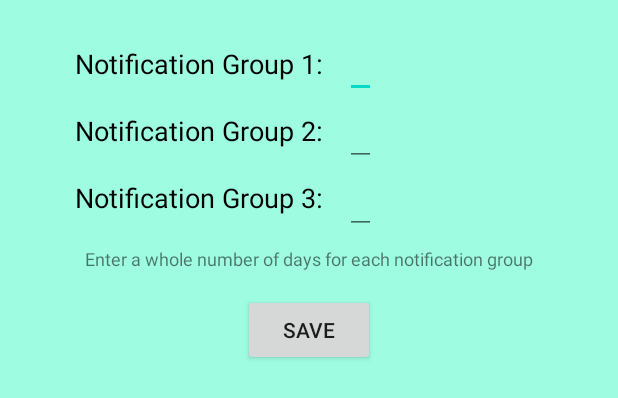
After one commit to zmingo/Call-your-Mother-App, an Android app: the layout notificationgroupdialog.xml on its own in the app's theme, with its tools: preview values and no code run, on a phone screen of 412 x 824 dp. The commit adds this screen. Shown: the top 398 px of the screen. Run offline under Robolectric (Android 15) with nearby library versions, the phone set to English and light mode, and no system bars.

Commit message:
added custom notification dialog and group selector

```diff
--- a/CallYourMother/app/src/main/AndroidManifest.xml
+++ b/CallYourMother/app/src/main/AndroidManifest.xml
@@ -20,7 +20,7 @@
             android:label="Contacts"
             />
         <activity android:name=".NotificationActivity"
-            android:label="Contacts"
+            android:label="Notifications"
             />
     </application>
 
--- a/CallYourMother/app/src/main/java/com/example/callyourmother/Contacts.kt
+++ b/CallYourMother/app/src/main/java/com/example/callyourmother/Contacts.kt
@@ -1,6 +1,5 @@
 package com.example.callyourmother
 
-import android.app.Notification
 import android.graphics.Bitmap
 import java.util.*
 
@@ -11,7 +10,7 @@ class Contacts {
     var notification: String? = null
     var lastCallDate: Date? = null
 
-    constructor(image: Bitmap?, phone: String?, name:String?, notification: String?, lastCallDate: Date?) {
+    constructor(image: Bitmap?, phone: String?, name:String?, notification: String?, lastCallDate: Date) {
         this.image = image
         this.phone = phone
         this.name = name
--- a/CallYourMother/app/src/main/res/layout/contacts_item.xml
+++ b/CallYourMother/app/src/main/res/layout/contacts_item.xml
@@ -11,7 +11,6 @@
         android:id="@+id/ContactPicture"
         android:layout_width="120dp"
         android:layout_height="120dp"
-        android:background="#FFFFFF"
         android:scaleType="fitXY"
         />
 
@@ -73,15 +72,16 @@
         android:textColor="@color/colorBlack"
         />
 
-    <TextView
+    <Spinner
         android:id="@+id/notification"
         android:layout_width="wrap_content"
         android:layout_height="wrap_content"
         android:layout_below="@id/num"
         android:layout_toRightOf="@id/notificationLabel"
-        android:layout_marginTop="15dp"
+        android:layout_marginTop="13dp"
         android:layout_marginLeft="2dp"
         android:textColor="@color/colorBlack"
+        android:entries="@array/notification_selector"
         />
 
 
--- /dev/null
+++ b/CallYourMother/app/src/main/res/layout/notificationgroupdialog.xml
@@ -0,0 +1,114 @@
+<?xml version="1.0" encoding="utf-8"?>
+<RelativeLayout xmlns:android="http://schemas.android.com/apk/res/android"
+    android:layout_width="match_parent"
+    android:layout_height="match_parent"
+    android:background="#5400FFE1"
+    android:backgroundTint="#1B4CFF00"
+    android:backgroundTintMode="screen"
+    android:theme="@style/AppTheme"
+    android:layout_centerHorizontal="true"
+    >
+
+    <TextView
+        android:id="@+id/notification1Label"
+        android:layout_width="wrap_content"
+        android:layout_height="wrap_content"
+        android:layout_marginTop="30dp"
+        android:layout_marginLeft="50dp"
+        android:text="Notification Group 1: "
+        android:textSize="18sp"
+        android:textFontWeight="600"
+        android:textColor="@color/colorBlack"
+        />
+
+
+    <EditText
+        android:id="@+id/notification1"
+        android:layout_width="wrap_content"
+        android:layout_height="wrap_content"
+        android:layout_toRightOf="@id/notification1Label"
+        android:layout_marginTop="17dp"
+        android:layout_marginLeft="10dp"
+        android:textSize="20sp"
+        android:textFontWeight="600"
+        android:inputType="number"
+        android:textColor="@color/colorBlack"
+        />
+
+    <TextView
+        android:id="@+id/notification2Label"
+        android:layout_width="wrap_content"
+        android:layout_height="wrap_content"
+        android:layout_marginTop="20dp"
+        android:layout_marginLeft="50dp"
+        android:layout_below="@id/notification1Label"
+        android:text="Notification Group 2: "
+        android:textSize="18sp"
+        android:textFontWeight="600"
+        android:textColor="@color/colorBlack"
+        />
+
+
+    <EditText
+        android:id="@+id/notification2"
+        android:layout_width="wrap_content"
+        android:layout_height="wrap_content"
+        android:layout_toRightOf="@id/notification1Label"
+        android:layout_below="@id/notification1"
+        android:inputType="number"
+        android:layout_marginLeft="10dp"
+        android:textSize="18sp"
+        android:textFontWeight="600"
+        android:textColor="@color/colorBlack"
+        />
+
+    <TextView
+        android:id="@+id/notification3Label"
+        android:layout_width="wrap_content"
+        android:layout_height="wrap_content"
+        android:layout_marginTop="20dp"
+        android:layout_marginLeft="50dp"
+        android:layout_below="@id/notification2Label"
+        android:text="Notification Group 3: "
+        android:textSize="18sp"
+        android:textFontWeight="600"
+        android:textColor="@color/colorBlack"
+        />
+
+
+    <EditText
+        android:id="@+id/notification3"
+        android:layout_width="wrap_content"
+        android:layout_height="wrap_content"
+        android:layout_toRightOf="@id/notification2Label"
+        android:layout_below="@id/notification2"
+        android:inputType="number"
+        android:layout_marginLeft="10dp"
+        android:textSize="18sp"
+        android:textFontWeight="600"
+        android:textColor="@color/colorBlack"
+        />
+
+    <TextView
+        android:id="@+id/info"
+        android:layout_width="wrap_content"
+        android:layout_height="wrap_content"
+        android:layout_centerHorizontal="true"
+        android:layout_below="@id/notification3Label"
+        android:layout_marginTop="20dp"
+        android:textSize="12dp"
+        android:textFontWeight="500"
+        android:text="Enter a whole number of days for each notification group"
+        />
+
+    <Button
+        android:id="@+id/saveButton"
+        android:layout_width="wrap_content"
+        android:layout_height="wrap_content"
+        android:layout_below="@id/info"
+        android:layout_centerHorizontal="true"
+        android:layout_marginTop="15dp"
+        android:text="Save"
+        />
+
+</RelativeLayout>
--- a/CallYourMother/app/src/main/res/layout/notifications.xml
+++ b/CallYourMother/app/src/main/res/layout/notifications.xml
@@ -4,6 +4,7 @@
     android:background="#5400FFE1"
     android:backgroundTint="#1B4CFF00"
     android:backgroundTintMode="screen"
+    android:theme="@style/AppTheme"
     >
 
     <TextView
--- a/CallYourMother/app/src/main/res/values/colors.xml
+++ b/CallYourMother/app/src/main/res/values/colors.xml
@@ -5,4 +5,6 @@
     <color name="colorAccent">#03DAC5</color>
     <color name="colorBlack">#000000</color>
     <color name="ic_launcher_background">#20DCDB</color>
+    <color name="tint">#1B4CFF00</color>
+    <color name="list_background">#5400FFE1</color>
 </resources>
--- a/CallYourMother/app/src/main/res/values/strings.xml
+++ b/CallYourMother/app/src/main/res/values/strings.xml
@@ -2,4 +2,9 @@
     <string name="app_name">Call Your Mother</string>
     <string name="notifications">Notifications</string>
     <string name="contacts">Contacts</string>
+    <string-array name="notification_selector">
+        <item name="selection1">Group 1</item>
+        <item name="selection2">Group 2</item>
+        <item name="selection3">Group 3</item>
+    </string-array>
 </resources>
```
Also changed, not shown: CallYourMother/app/src/main/java/com/example/callyourmother/ContactsActivity.kt (+18 -3 lines), CallYourMother/app/src/main/java/com/example/callyourmother/ContactsAdapter.kt (+32 -12 lines), CallYourMother/app/src/main/java/com/example/callyourmother/MainActivity.kt (+74 -6 lines), CallYourMother/app/src/main/res/layout/contactslist.xml (+4 -3 lines), CallYourMother/app/src/main/res/layout/notificationlist.xml (+6 -6 lines).
